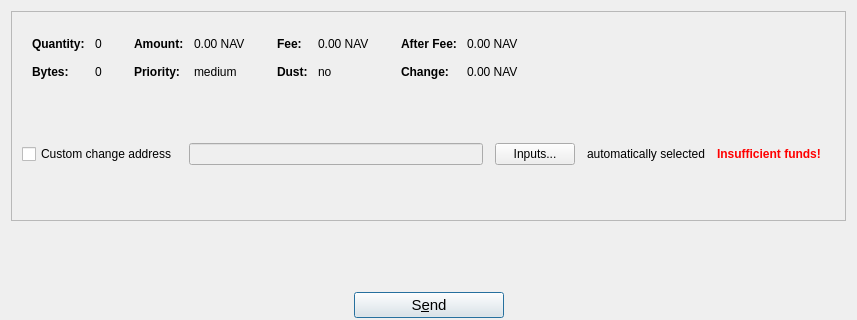
Above: src/qt/forms/sendcoinsdialog.ui from navcoin/navcoin-core before the change; both pictures show x 0 to 857 and y 0 to 320 of the 857 by 773 pixel window. Below: the same form after it.
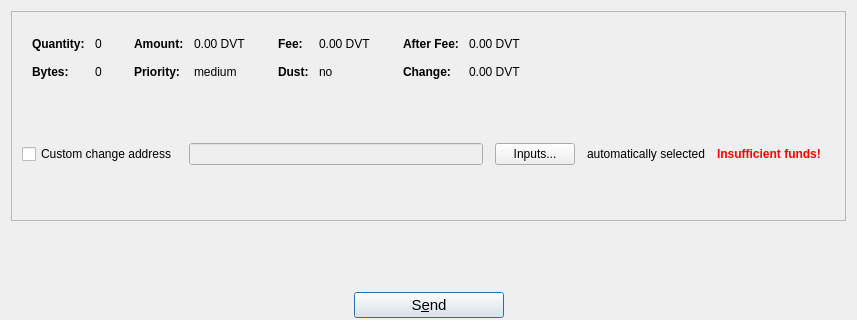
That is the form after the change. Icons and pictures are not drawn. Custom widgets are drawn as their Qt base class.

What changed in the file:
```diff
--- a/src/qt/forms/sendcoinsdialog.ui
+++ b/src/qt/forms/sendcoinsdialog.ui
@@ -256,7 +256,7 @@
                   <enum>Qt::ActionsContextMenu</enum>
                  </property>
                  <property name="text">
-                  <string notr="true">0.00 NAV</string>
+                  <string notr="true">0.00 DVT</string>
                  </property>
                  <property name="textInteractionFlags">
                   <set>Qt::LinksAccessibleByMouse|Qt::TextSelectableByKeyboard|Qt::TextSelectableByMouse</set>
@@ -336,7 +336,7 @@
                   <enum>Qt::ActionsContextMenu</enum>
                  </property>
                  <property name="text">
-                  <string notr="true">0.00 NAV</string>
+                  <string notr="true">0.00 DVT</string>
                  </property>
                  <property name="textInteractionFlags">
                   <set>Qt::LinksAccessibleByMouse|Qt::TextSelectableByKeyboard|Qt::TextSelectableByMouse</set>
@@ -416,7 +416,7 @@
                   <enum>Qt::ActionsContextMenu</enum>
                  </property>
                  <property name="text">
-                  <string notr="true">0.00 NAV</string>
+                  <string notr="true">0.00 DVT</string>
                  </property>
                  <property name="textInteractionFlags">
                   <set>Qt::LinksAccessibleByMouse|Qt::TextSelectableByKeyboard|Qt::TextSelectableByMouse</set>
@@ -445,7 +445,7 @@
                   <enum>Qt::ActionsContextMenu</enum>
                  </property>
                  <property name="text">
-                  <string notr="true">0.00 NAV</string>
+                  <string notr="true">0.00 DVT</string>
                  </property>
                  <property name="textInteractionFlags">
                   <set>Qt::LinksAccessibleByMouse|Qt::TextSelectableByKeyboard|Qt::TextSelectableByMouse</set>
```
